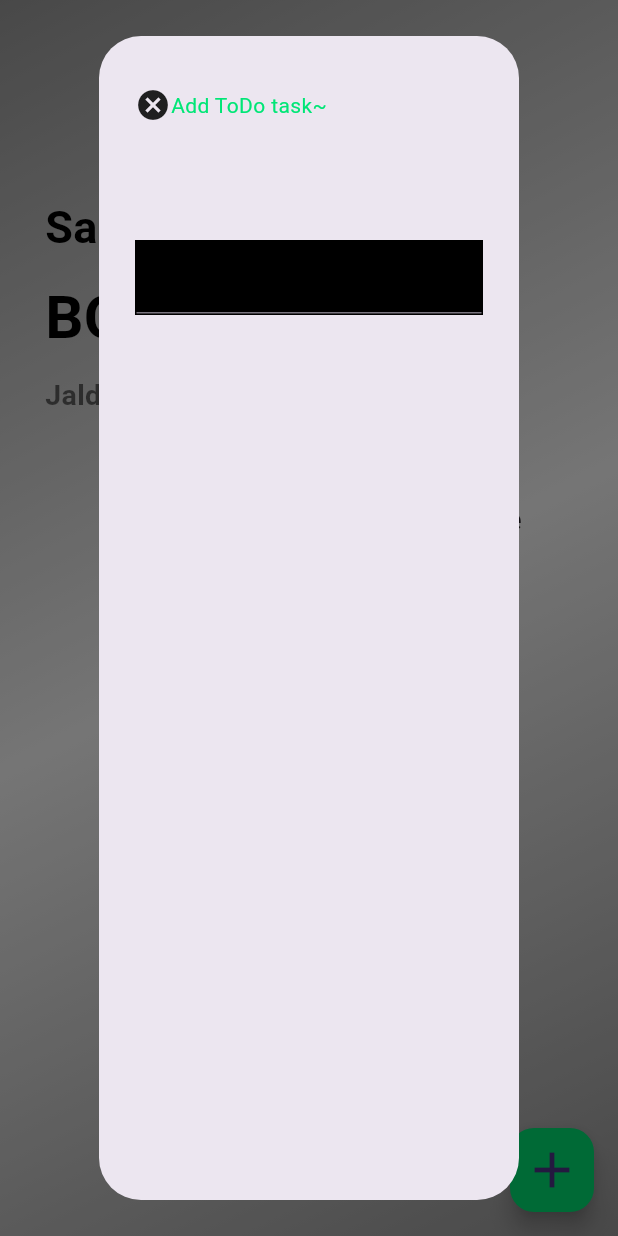
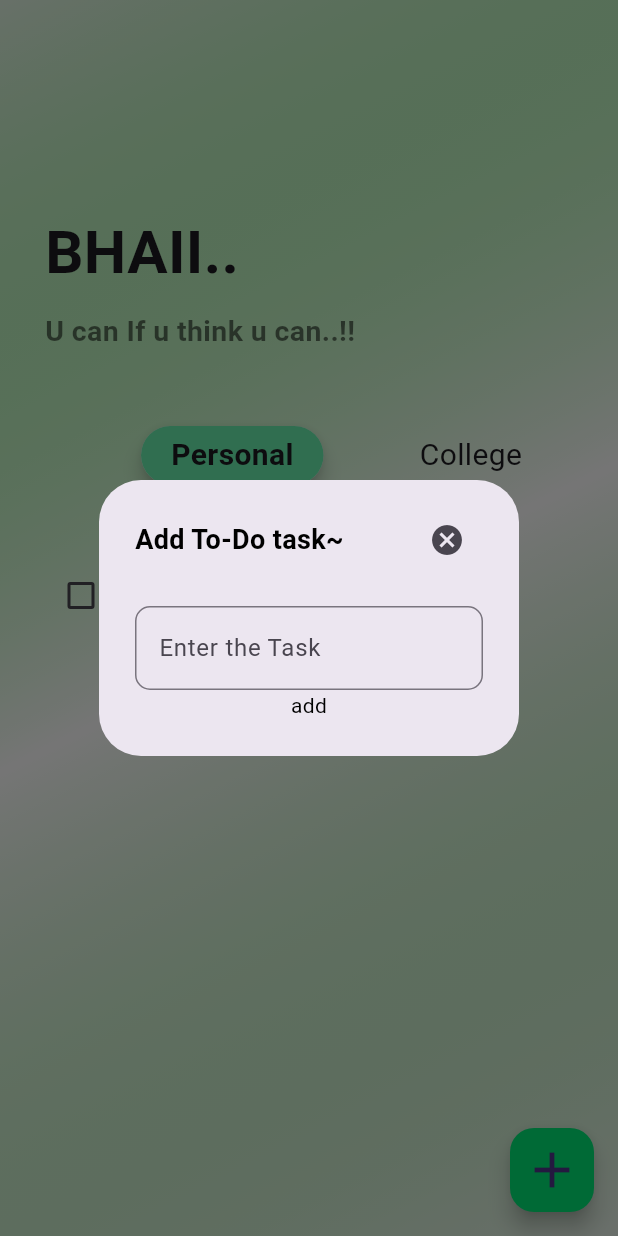
Before and after one commit to Kartikjarali010/todo, a Flutter app: the screen it shows after launch, after a tap on the "add" icon, on a phone screen of 412 x 824 dp. Run offline on Flutter 3.47's test engine with Material 3 defaults, Android fonts, the phone set to English and light mode, and no system bars; our stand-ins replace firebase_core; accounts and stored records are empty.

Commit message:
ui changes

```diff
--- a/lib/HomeScreen.dart
+++ b/lib/HomeScreen.dart
@@ -1,5 +1,4 @@
 import 'package:flutter/material.dart';
-import 'package:to_do/dialog_box.dart';
 
 class HomeScreen extends StatefulWidget {
   const HomeScreen({super.key});
@@ -9,178 +8,143 @@ class HomeScreen extends StatefulWidget {
 }
 
 class _HomeScreenState extends State<HomeScreen> {
-  bool Personal = true, College = false;
+  bool isPersonal = true;
+  bool suggest = false;
+  TextEditingController todocontroller = TextEditingController();
+
   @override
   Widget build(BuildContext context) {
     return Scaffold(
       floatingActionButton: FloatingActionButton(
         backgroundColor: Colors.greenAccent.shade400,
-        onPressed: () {
-          openbox();
-        },
-        child: Icon(
-          Icons.add,
-          size: 40,
+        onPressed: _openDialog,
+        child: const Icon(Icons.add, size: 40),
+      ),
+      body: Container(
+        padding: const EdgeInsets.only(left: 30, top: 130),
+        width: double.infinity,
+        decoration: const BoxDecoration(
+          gradient: LinearGradient(
+            colors: [
+              Color.fromARGB(31, 22, 227, 28),
+              Colors.white,
+              Color.fromARGB(31, 73, 210, 77),
+            ],
+            begin: Alignment.topLeft,
+            end: Alignment.bottomRight,
           ),
         ),
-      body: Container(
-        padding: EdgeInsets.only(left: 30, top: 130),
-        height: MediaQuery.of(context).size.height,
-        width: MediaQuery.of(context).size.width,
-        decoration: BoxDecoration(
-            gradient: LinearGradient(colors: [
-          Colors.grey,
-          Colors.white,
-          Colors.grey,
-        ], begin: Alignment.topLeft, end: Alignment.bottomRight)),
         child: Column(
           crossAxisAlignment: CrossAxisAlignment.start,
           children: [
-            Container(
-              child: Text(
-                "Salle,",
-                style: TextStyle(
-                    fontSize: 30,
-                    fontWeight: FontWeight.bold,
-                    color: Colors.black),
+            const SizedBox(height: 10),
+            const Text(
+              "BHAII..",
+              style: TextStyle(fontSize: 40, fontWeight: FontWeight.bold),
+            ),
+            const SizedBox(height: 10),
+            const Text(
+              "U can If u think u can..!!",
+              style: TextStyle(fontSize: 19, fontWeight: FontWeight.bold, color: Colors.black54),
+            ),
+            const SizedBox(height: 50),
+            _buildToggleButtons(),
+            const SizedBox(height: 50),
+            Row(
+              children: [
+                Checkbox(
+                  activeColor: Colors.black,
+                  value: suggest,
+                  onChanged: (newValue) {
+                    setState(() {
+                      suggest = newValue!;
+                    });
+                  },
+                ),
+                const Text("Your text here"),
+              ],
+            )
+          ],
         ),
       ),
-            SizedBox(height: 10),
-            Container(
-              child: Text(
-                "BOO BOO",
-                style: TextStyle(
-                    fontSize: 40,
-                    fontWeight: FontWeight.bold,
-                    color: Colors.black),
-              ),
-            ),
-            SizedBox(height: 10),
-            Container(
-              child: Text(
-                "Jaldi sai Kam kar le Bhai...!!",
-                style: TextStyle(
-                    fontSize: 19,
-                    fontWeight: FontWeight.bold,
-                    color: Colors.black54),
-              ),
-            ),
-            SizedBox(height: 50),
-            Row(
+    );
+  }
+
+  Widget _buildToggleButtons() {
+    return Row(
       mainAxisAlignment: MainAxisAlignment.spaceEvenly,
       children: [
-                Personal
+        _buildToggleButton("Personal", isPersonal, () {
+          setState(() => isPersonal = true);
+        }),
+        _buildToggleButton("College", !isPersonal, () {
+          setState(() => isPersonal = false);
+        }),
+
+      ],
+    );
+  }
+
+  Widget _buildToggleButton(String text, bool isActive, VoidCallback onTap) {
+    return GestureDetector(
+      onTap: onTap,
+      child: isActive
           ? Material(
               elevation: 5,
               borderRadius: BorderRadius.circular(20),
               child: Container(
-                          padding: const EdgeInsets.symmetric(
-                              horizontal: 20, vertical: 5),
+                padding: const EdgeInsets.symmetric(horizontal: 20, vertical: 5),
                 decoration: BoxDecoration(
                   borderRadius: BorderRadius.circular(20),
                   color: Colors.greenAccent,
                 ),
                 child: Text(
-                            'Personal',
-                            style: TextStyle(
-                              fontSize: 20,
-                              color: Colors.black,
-                              fontWeight: FontWeight.bold,
-                            ),
+                  text,
+                  style: const TextStyle(fontSize: 20, fontWeight: FontWeight.bold),
                 ),
               ),
             )
-                    : GestureDetector(
-                        onTap: () {
-                          Personal = true;
-                          College = false;
-                          setState(() {});
-                        },
-                        child: Text(
-                          "Personal",
-                          style: TextStyle(
-                            fontSize: 20,
+          : Text(text, style: const TextStyle(fontSize: 20)),
+    );
+  }
+
+   _openDialog() {
+    showDialog(
+      context: context,
+      builder: (context) => AlertDialog(
+        content: Column(
+          mainAxisSize: MainAxisSize.min,
+          children: [
+            Row(
+              mainAxisAlignment: MainAxisAlignment.spaceBetween,
+              children: [
+                const Text(
+                  "Add To-Do task~",
+                  style: TextStyle(color: Colors.black, fontSize: 18, fontWeight: FontWeight.bold),
+                ),
+                IconButton(
+                  icon: const Icon(Icons.cancel),
+                  onPressed: () => Navigator.pop(context),
+                ),
+              ],
+            ),
+            const SizedBox(height: 20),
+            TextField(
+              controller: todocontroller,
+              decoration: InputDecoration(
+                border: OutlineInputBorder(borderRadius: BorderRadius.circular(10)),
+                hintText: "Enter the Task",
               ),
             ),
-                      ),
-                College
-                    ? Material(
-                        elevation: 5,
-                        borderRadius: BorderRadius.circular(20),
-                        child: Container(
-                          padding: const EdgeInsets.symmetric(
-                              horizontal: 20, vertical: 5),
-                          decoration: BoxDecoration(
-                            borderRadius: BorderRadius.circular(20),
-                            color: Colors.greenAccent,
-                          ),
-                          child: Text(
-                            'College',
-                            style: TextStyle(
-                              fontSize: 20,
+            Container(
+              child: Text("add",
+             style:TextStyle(
               color: Colors.black,
-                              fontWeight: FontWeight.bold,
-                            ),
-                          ),
-                        ),
+             )),
             )
-                    : GestureDetector(
-                        onTap: () {
-                          Personal = false;
-                          College = true;
-                          setState(() {});
-                        },
-                        child: Text(
-                          "College",
-                          style: TextStyle(
-                            fontSize: 20,
-                          ),
-                        ),
-                      )
-              ],
-            ),
           ],
         ),
       ),
     );
   }
-  openbox(){
-  return showDialog(
-    context: context,
-    builder: (context)=>AlertDialog(
-      content: Container(
-        child: Column(
-          children: [Row(
-            children: [
-              GestureDetector(
-                onTap: (){
-                  Navigator.pop(context);
-                },
-                child: Icon(Icons.cancel),
-                 ),
-
-                 SizedBox(height: 60),
-
-                Text("Add ToDo task~",
-                style: TextStyle(
-                  color: Colors.greenAccent.shade400
-                ),)
-                ],
-              ),
-
-               SizedBox(height: 60),
-               Container(
-                decoration: BoxDecoration(
-                  border: Border.all(),
-                  color: Colors.black,
-
-
-                ),
-                child: TextField(),
-              )
-          ],
-        ),
-      ),
-    ));
 }
-}
--- a/lib/main.dart
+++ b/lib/main.dart
@@ -1,9 +1,12 @@
 import 'package:firebase_core/firebase_core.dart';
+import 'firebase_options.dart';
 import 'package:flutter/material.dart';
 import 'package:to_do/homescreen.dart';
 
-void main(){
-  runApp(const MyApp());
+void main() async {
+  WidgetsFlutterBinding.ensureInitialized();
+  await Firebase.initializeApp(options: DefaultFirebaseOptions.currentPlatform);
+  runApp(MyApp());
 }
 
 class MyApp extends StatelessWidget {
@@ -13,7 +16,7 @@ class MyApp extends StatelessWidget {
   @override
   Widget build(BuildContext context) {
     return MaterialApp(
-
+      debugShowCheckedModeBanner: false,
       home: HomeScreen(),
     );
   }
```
Also changed, not shown: lib/firebase_options.dart (added). Lines whose indentation alone changed are shown as unchanged.
